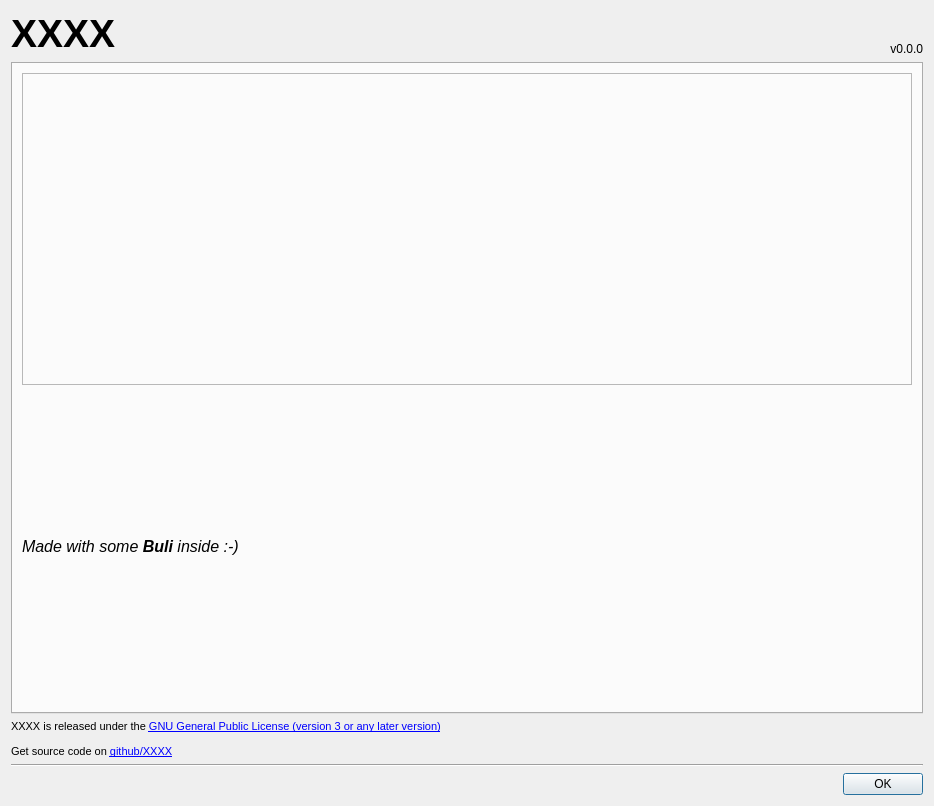
The window that jpegexport/jpegexport/pktk/resources/about.ui (Grum999/JPEGExport) describes before a commit, drawn with Qt 5.
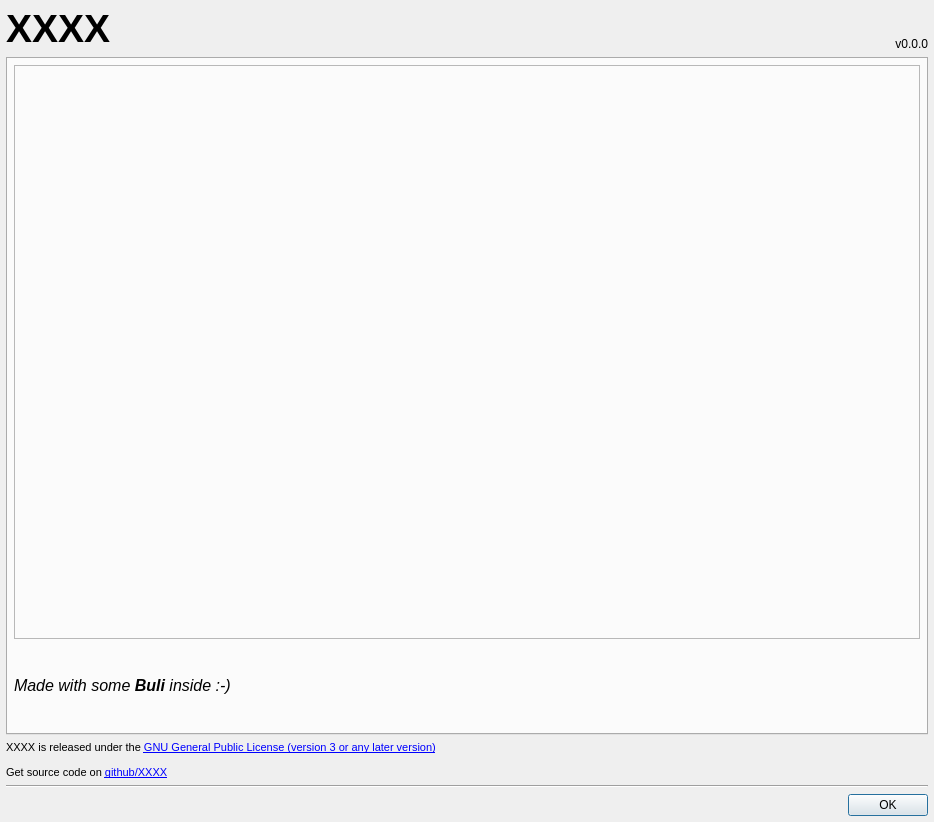
The same window after the commit. Icons and pictures are not drawn.

Commit message:
Fix PkTk about dialog
Margins weren't fixed and picture was sometime cropped

Diff of the .ui file:
```diff
--- a/jpegexport/jpegexport/pktk/resources/about.ui
+++ b/jpegexport/jpegexport/pktk/resources/about.ui
@@ -10,7 +10,7 @@
     <x>0</x>
     <y>0</y>
     <width>934</width>
-    <height>806</height>
+    <height>822</height>
    </rect>
   </property>
   <property name="minimumSize">
@@ -32,6 +32,18 @@
    <bool>true</bool>
   </property>
   <layout class="QVBoxLayout" name="verticalLayout">
+   <property name="leftMargin">
+    <number>6</number>
+   </property>
+   <property name="topMargin">
+    <number>6</number>
+   </property>
+   <property name="rightMargin">
+    <number>6</number>
+   </property>
+   <property name="bottomMargin">
+    <number>6</number>
+   </property>
    <item>
     <layout class="QGridLayout" name="gridLayout">
      <item row="1" column="0" colspan="2">
@@ -116,8 +128,26 @@
          <string>Buli!</string>
         </attribute>
         <layout class="QVBoxLayout" name="verticalLayout_4">
+         <property name="leftMargin">
+          <number>6</number>
+         </property>
+         <property name="topMargin">
+          <number>6</number>
+         </property>
+         <property name="rightMargin">
+          <number>6</number>
+         </property>
+         <property name="bottomMargin">
+          <number>6</number>
+         </property>
          <item>
           <widget class="QLabel" name="lblImg">
+           <property name="minimumSize">
+            <size>
+             <width>900</width>
+             <height>574</height>
+            </size>
+           </property>
            <property name="frameShape">
             <enum>QFrame::StyledPanel</enum>
            </property>
```
Left out of the diff: 3 changed lines with no effect on the pictures.
